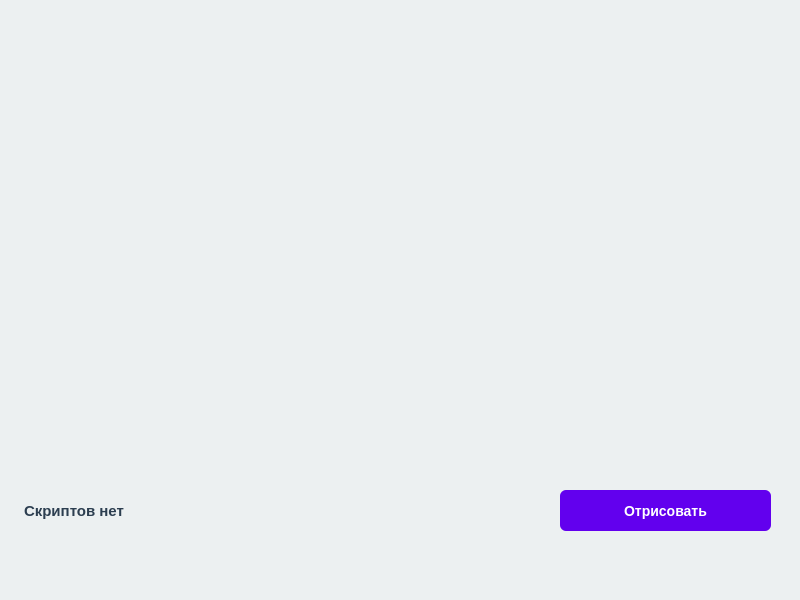
First picture: the form in ScriptExecutor/mainwindow.ui, repository Sirrgey/editor-performer-script, before the edit.
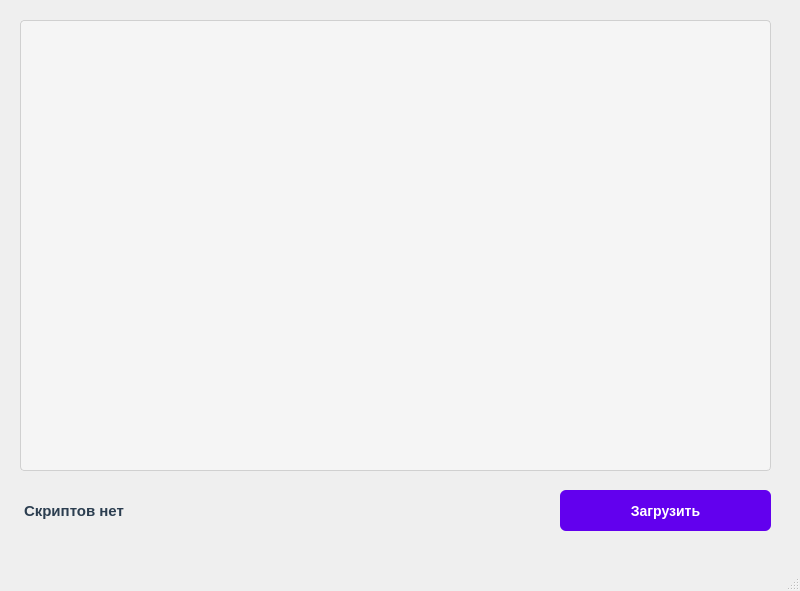
Second picture: the form after the edit.

Diff of the .ui file:
```diff
--- a/ScriptExecutor/mainwindow.ui
+++ b/ScriptExecutor/mainwindow.ui
@@ -7,7 +7,7 @@
     <x>0</x>
     <y>0</y>
     <width>800</width>
-    <height>600</height>
+    <height>591</height>
    </rect>
   </property>
   <property name="windowTitle">
@@ -23,11 +23,7 @@
     qproperty-alignment: AlignLeft;
     background: transparent;
 }
-QWidget {
-    background-color: #ecf0f1;
-    font-family: 'Segoe UI', sans-serif;
-    border-radius: 8px;
-}</string>
+</string>
   </property>
   <widget class="QWidget" name="centralwidget">
    <widget class="QWidget" name="widget" native="true">
@@ -39,6 +35,24 @@
       <height>451</height>
      </rect>
     </property>
+    <property name="styleSheet">
+     <string notr="true">QWidget {
+    /* Основной фон */
+    background-color: #f5f5f5;
+    
+    /* Границы */
+    border: 1px solid #d0d0d0;
+    border-radius: 4px;
+    
+    /* Внутренние отступы */
+    padding: 5px;
+    
+    /* Шрифт */
+    font-family: 'Segoe UI', Arial, sans-serif;
+    font-size: 14px;
+    color: #333333;
+}</string>
+    </property>
    </widget>
    <widget class="QPushButton" name="pushButton">
     <property name="geometry">
@@ -87,7 +101,7 @@
 }</string>
     </property>
     <property name="text">
-     <string>Отрисовать</string>
+     <string>Загрузить</string>
     </property>
    </widget>
    <widget class="QLabel" name="label">
```
Left out of the diff: 4 changed lines with no effect on the pictures.
